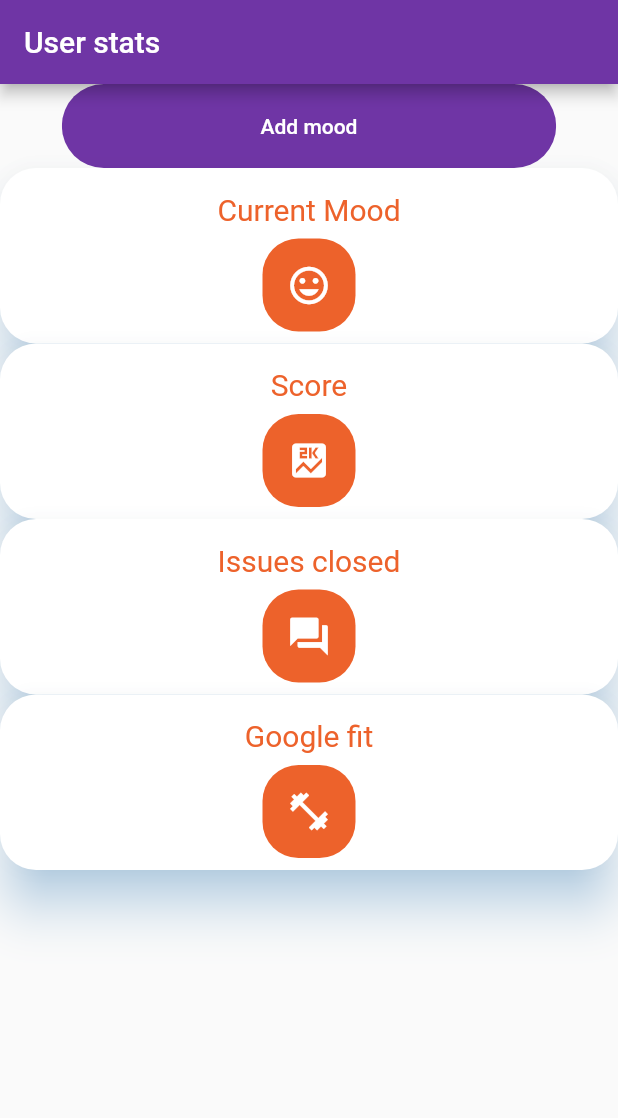
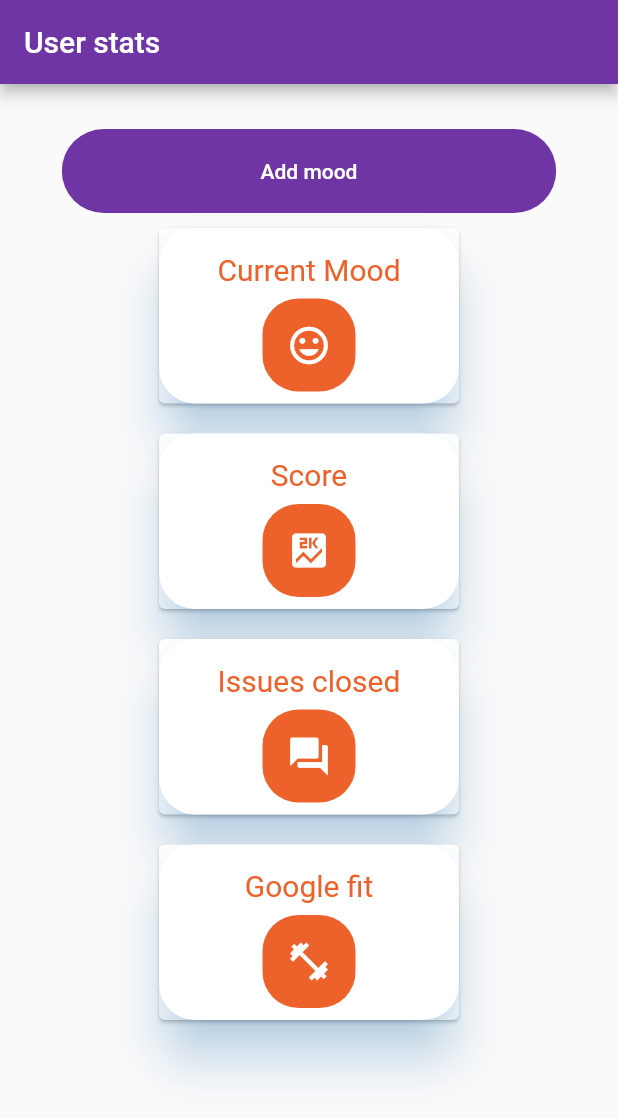
Before and after one commit to nimeni1/hackaton, a Flutter app: the UserStats screen opened directly, on a phone screen of 412 x 824 dp. Shown: the top 1118 px of the screen. Run offline on Flutter 3.47's test engine with Material 2 defaults, Android fonts, the phone set to English and light mode, and no system bars; our stand-ins replace flutter_svg, google_sign_in; missing offline and left inert: mongo_dart.

Commit message:
make UI prettier

```diff
--- a/lib/user_stats.dart
+++ b/lib/user_stats.dart
@@ -100,7 +100,15 @@ class _UserStatsState extends State<UserStats>{
                     color: Colors.white
                 ))
         ),
-      body: ListView(
+      body: Padding(
+        padding: EdgeInsets.all(30),
+        child: ListView.separated(
+          itemCount: 1,
+          itemBuilder: (BuildContext context, int index){
+            return Container(
+              child: ListView(
+                  shrinkWrap: true,
+                  scrollDirection: Axis.vertical,
                   children: [
                     Align(
                       child: RoundedButton(
@@ -108,23 +116,84 @@ class _UserStatsState extends State<UserStats>{
                               future: showPopup(context, _popupBody(), 'Add a mood'));},
                           text: 'Add mood'),
                     ),
-          GestureDetector(
+                    Align(
+                      child: Container(
+                        width: 200,
+                        child: Card(
+                          margin: EdgeInsets.symmetric(vertical: 10),
+                          child: Align(
+                            child: Container(
+                              width: 200,
+                              child: GestureDetector(
                                   child: MyItems(Icons.mood, "Current Mood", 0xffed622b),
                                   onTap:  () { showAlertDialog(context, "Happy, happy!");}
                               ),
-          GestureDetector(
+                            ),
+                          ),
+                        ),
+                      ),
+                    ),
+                    Align(
+                      child: Container(
+                        width: 200,
+                        child: Card(
+                          margin: EdgeInsets.symmetric(vertical: 10),
+                          child: Align(
+                            child: Container(
+                              width: 200,
+                              child: GestureDetector(
                                   child: MyItems(Icons.score, "Score", 0xffed622b),
                                   onTap:  () { showAlertDialog(context, "Your score is 60, keep it up!");}
                               ),
-          GestureDetector(
+                            ),
+                          ),
+                        ),
+                      ),
+                    ),
+                    Align(
+                      child: Container(
+                        width: 200,
+                        child: Card(
+                          margin: EdgeInsets.symmetric(vertical: 10),
+                          child: Align(
+                            child: Container(
+                              width: 200,
+                              child: GestureDetector(
                                   child: MyItems(Icons.question_answer, "Issues closed", 0xffed622b),
                                   onTap: () { showAlertDialog(context, "You have 3 open issues");}
                               ),
-          GestureDetector(
+                            ),
+                          ),
+                        ),
+                      ),
+                    ),
+                    Align(
+                      child: Container(
+                        width: 200,
+                        child: Card(
+                          margin: EdgeInsets.symmetric(vertical: 10),
+                          child: Align(
+                            child: Container(
+                              width: 200,
+                              child: GestureDetector(
                                   child: MyItems(Icons.fitness_center, "Google fit", 0xffed622b),
                                   onTap:() { showAlertDialog(context, "Only 30 fit points? You should exercise more often!");}
                               ),
-        ],
+                            ),
+                          ),
+                        ),
+                      ),
+                    ),
+                  ]
+              )
+            );
+          },
+          separatorBuilder: (BuildContext context, int index) {
+            return SizedBox(
+            height: 10,
+            );
+      },
+        )
       )
     );
   }
@@ -190,10 +259,65 @@ class _UserStatsState extends State<UserStats>{
   }
 
   Widget _popupBody() {
-    return Container(
-      child: Text('This is a popup window'),
+    return Column(
+      children: <Widget>[
+        new ListTile(
+          leading: const Icon(Icons.person),
+          title: new TextField(
+            decoration: new InputDecoration(
+              hintText: "Name",
+            ),
+          ),
+        ),
+        new ListTile(
+          leading: const Icon(Icons.mood),
+          title: new TextField(
+            decoration: new InputDecoration(
+              hintText: "Mood",
+            ),
+          ),
+        ),
+        new ListTile(
+          leading: const Icon(Icons.description),
+          title: new TextField(
+            decoration: new InputDecoration(
+              hintText: "Description",
+            ),
+          ),
+        ),
+        const Divider(
+          height: 1.0,
+        ),
+        new ListTile(
+          leading: const Icon(Icons.grade),
+          title: new TextField(
+            decoration: new InputDecoration(
+              hintText: "Grade",
+            ),
+          ),
+        ),
+        new Align(
+          alignment: Alignment.bottomLeft,
+          child:
+            new FlatButton(
+              child: Text("Add"),
+              onPressed: () {
+                _handleAddMoodPress();
+                Navigator.of(context).pop();
+                final snackBar = SnackBar(content: Text('Mood added!'));
+                Scaffold.of(context).showSnackBar(snackBar);
+              },
+            )
+        )
+      ],
     );
   }
 
+  _handleAddMoodPress()async{
+    String url = "https://hackathon20-mdobre.quickbase.com/db/bqzdtnnev";
+    String json = '{"title": "Hello"}';
+    String endpoint = "https://www.pipelines.quickbase.com/hooks/json-handler/~1s39gio775s";
 
+    Response response =  await post(endpoint, headers: headers, body: json);
   }
+}
```
Lines whose indentation alone changed are shown as unchanged.
